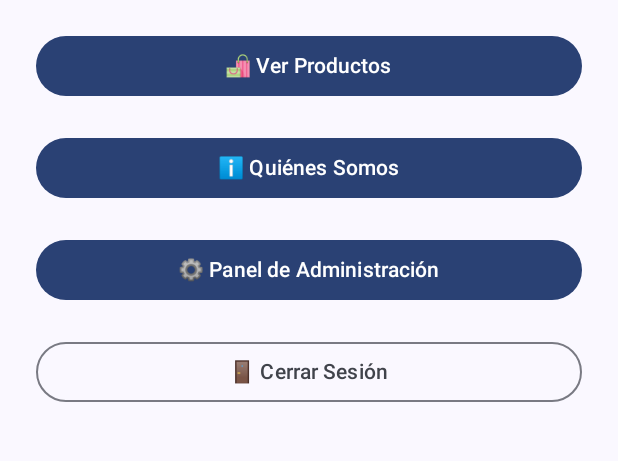
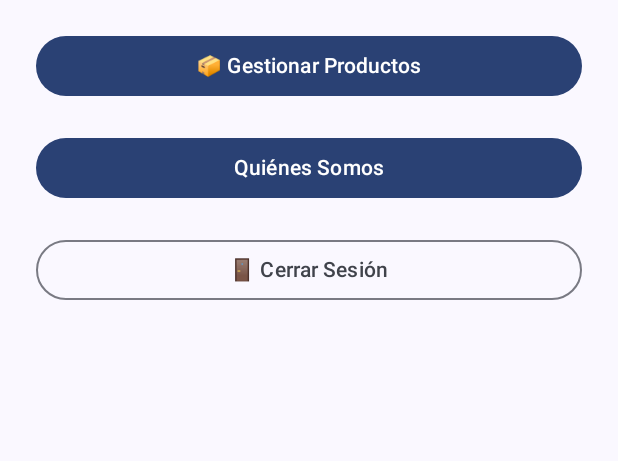
Before and after one commit to Benjacpw/ProyectoKotline, an Android app built with Jetpack Compose: the HomeScreen screen opened through its navigation route, on a phone screen of 412 x 824 dp, the part 174-635 px from its top. Run offline under Robolectric (Android 15) with nearby library versions, the phone set to English and light mode, and no system bars; our stand-ins replace Room's generated code.

Commit message:
Creado el catalogo de productos para usuario y el admin puede crear productos

```diff
--- a/app/src/main/java/com/example/avance/HomeScreen.kt
+++ b/app/src/main/java/com/example/avance/HomeScreen.kt
@@ -33,12 +33,17 @@ fun HomeScreen(navController: NavController, isAdmin: Boolean) {
                 fontSize = 22.sp
             )
 
-            // Botón Productos
             Button(
-                onClick = { navController.navigate("productos") },
+                onClick = {
+                    if (isAdmin) {
+                        navController.navigate("productos") // CRUD admin
+                    } else {
+                        navController.navigate("catalogo") // Catálogo usuario
+                    }
+                },
                 modifier = Modifier.fillMaxWidth()
             ) {
-                Text("🛍️ Ver Productos")
+                Text(if (isAdmin) "📦 Gestionar Productos" else "🛍 Ver Productos")
             }
 
             // Botón Quiénes Somos
@@ -46,22 +51,16 @@ fun HomeScreen(navController: NavController, isAdmin: Boolean) {
                 onClick = { navController.navigate("quienes_somos") },
                 modifier = Modifier.fillMaxWidth()
             ) {
-                Text("ℹ️ Quiénes Somos")
-            }
-
-            // Solo admins
-            if (isAdmin) {
-                Button(
-                    onClick = { navController.navigate("home_admin") },
-                    modifier = Modifier.fillMaxWidth()
-                ) {
-                    Text("⚙️ Panel de Administración")
-                }
+                Text("Quiénes Somos")
             }
 
             // Cerrar sesión
             OutlinedButton(
-                onClick = { navController.navigate("login") },
+                onClick = {
+                    navController.navigate("login") {
+                        popUpTo("login") { inclusive = true }
+                    }
+                },
                 modifier = Modifier.fillMaxWidth()
             ) {
                 Text("🚪 Cerrar Sesión")
--- a/app/src/main/java/com/example/avance/LoginScreen.kt
+++ b/app/src/main/java/com/example/avance/LoginScreen.kt
@@ -59,7 +59,7 @@ fun LoginScreen(navController: NavHostController) {
                     when {
                         username == "admin" && password == "admin123" -> {
                             errorMessage = ""
-                            navController.navigate("home_admin") {
+                            navController.navigate("productos") {
                                 popUpTo("login") { inclusive = true }
                             }
                         }
--- a/app/src/main/java/com/example/avance/NavHost.kt
+++ b/app/src/main/java/com/example/avance/NavHost.kt
@@ -22,13 +22,12 @@ fun AppNavigation() {
         viewModel(factory = ProductosViewModel.Factory(repo))
 
     NavHost(navController, startDestination = "login") {
-
         composable("login") { LoginScreen(navController) }
-
         composable("home_admin") { HomeScreen(navController, isAdmin = true) }
         composable("home_user") { HomeScreen(navController, isAdmin = false) }
+        composable("productos") { ProductosScreen(viewModel = productosViewModel) }
+        composable("catalogo") { CatalogoScreen(productosViewModel, navController) }
+        composable("quienes_somos") { QuienesSomosScreen() }
+    }
 
-        composable("quienes_somos") { QuienesSomosScreen() }
-        composable("productos") { ProductosScreen(viewModel = productosViewModel) }
-    }
 }
```
Also changed, not shown: app/src/main/java/com/example/avance/CatalogoScreen.kt (+48 -13 lines).
